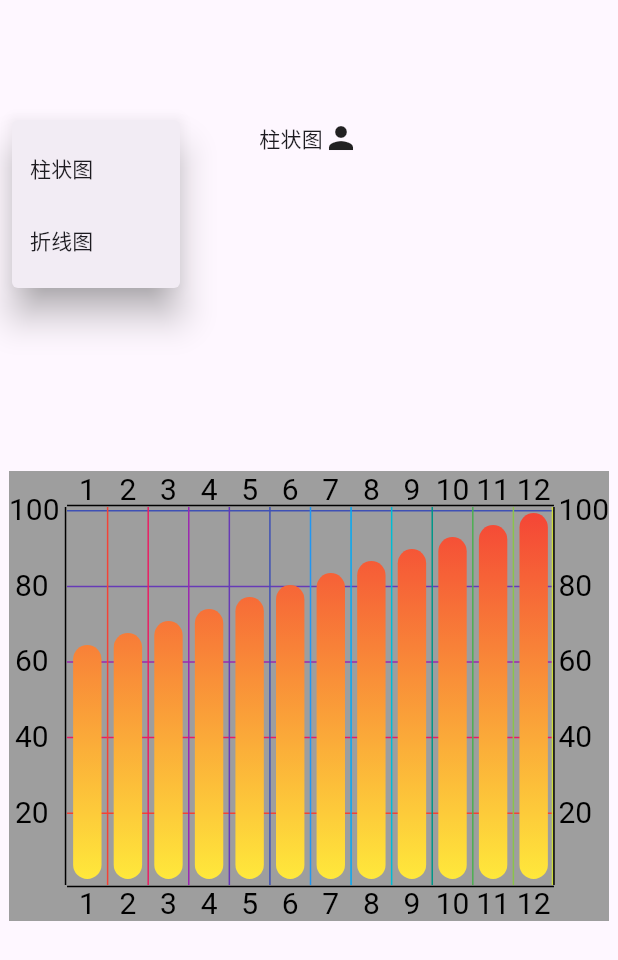
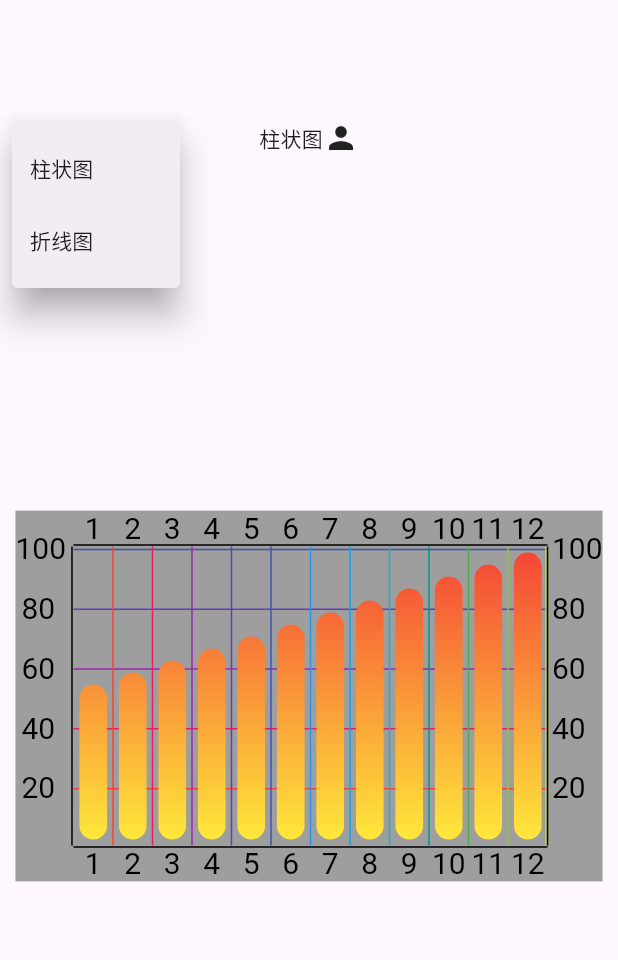
Before and after one commit to jdzAndroid/Jchart, a Flutter app: the screen it shows after launch, after a tap on "柱状图", on a phone screen of 412 x 824 dp. Shown: the top 960 px of the screen. Run offline on Flutter 3.47's test engine with Material 3 defaults, Android fonts, the phone set to English and light mode, and no system bars; our stand-ins replace get.

Commit message:
【开发中】【统一管理测试样例图表大小，方便后续增加新的图表测试】

```diff
--- a/lib/example/example_bar_chart.dart
+++ b/lib/example/example_bar_chart.dart
@@ -1,70 +1,64 @@
 import 'package:flutter/material.dart';
 import 'package:jchart/j_chart.dart';
 
-class ExampleBarChart extends StatelessWidget {
-  const ExampleBarChart({super.key});
+import 'example_chart_widget.dart';
+
+class ExampleBarChart extends BaseExampleChartWidget {
+  ExampleBarChart({super.key, required super.width, required super.height});
 
   @override
-  Widget build(BuildContext context) {
-    return Expanded(
-        child: Center(
-          child: SizedBox(
-            width: 400,
-            height: 300,
-            child: ColoredBox(
-              color: Colors.grey.shade500,
-              child: BaseChartWidget(
+  Widget buildChart(BuildContext context) {
+    return BaseChartWidget(
       xMin: 1,
       xMax: 12,
       yMin: 1,
       yMax: 100,
-                width: 400,
-                height: 300,
+      width: width,
+      height: height,
       xGridRender: BaseChartXGridRender(
           dataList: List.generate(
               5,
               (index) => BaseChartXGridData(
-                            value: 20.0 * (index+1),
-                            color: Colors.primaries[index])),
-                    style: ChartGlobalConfig.getXGridDefStyle()
-                      ..color = Colors.red),
+                  value: 20.0 * (index + 1), color: Colors.primaries[index])),
+          style: ChartGlobalConfig.getXGridDefStyle()..color = Colors.red),
       yGridRender: BaseChartYGridRender(
           dataList: List.generate(
-                        12, (index) => BaseChartYGridData(value: (index+1).toDouble(),
+              12,
+              (index) => BaseChartYGridData(
+                  value: (index + 1).toDouble(),
                   color: Colors.primaries[index])),
-                    style: ChartGlobalConfig.getYGridDefStyle()
-                      ..color = Colors.red),
+          style: ChartGlobalConfig.getYGridDefStyle()..color = Colors.red),
       leftScaleRender: BaseChartYScaleRender(
           dataList: List.generate(
               5,
               (index) => BaseYScaleData(
-                            value: 20.0 * (index+1),
-                            label: (20 * (index+1)).toString(),
-                            labelPadding: index==4?null:const EdgeInsets.only(left: 4))),
+                  value: 20.0 * (index + 1),
+                  label: (20 * (index + 1)).toString(),
+                  labelPadding:
+                      index == 4 ? null : const EdgeInsets.only(left: 4))),
           style: ChartGlobalConfig.getLeftScaleDefStyle()
             ..color = Colors.green
             ..labelAlign = Alignment.center
             ..showLabel = true
-                      ..labelPadding=const EdgeInsets.only(right: 4),
+            ..labelPadding = const EdgeInsets.only(right: 4),
           left: true),
       rightScaleRender: BaseChartYScaleRender(
           dataList: List.generate(
               5,
               (index) => BaseYScaleData(
-                            value: 20.0 * (index+1),
-                            label: (20 * (index+1)).toString())),
+                  value: 20.0 * (index + 1),
+                  label: (20 * (index + 1)).toString())),
           style: ChartGlobalConfig.getRightScaleDefStyle()
             ..color = Colors.green
             ..labelAlign = Alignment.center
             ..showLabel = true
-                      ..labelPadding=EdgeInsets.only(left: 2),
+            ..labelPadding = EdgeInsets.only(left: 2),
           left: false),
       bottomScaleRender: BaseChartXScaleRender(
           dataList: List.generate(
               12,
               (index) => BaseXScaleData(
-                            value: (index+1),
-                            label: ((index+1)).toString())),
+                  value: (index + 1), label: ((index + 1)).toString())),
           style: ChartGlobalConfig.getBottomScaleDefStyle()
             ..labelAlign = Alignment.center,
           top: false),
@@ -72,8 +66,7 @@ class ExampleBarChart extends StatelessWidget {
           dataList: List.generate(
               12,
               (index) => BaseXScaleData(
-                            value: (index+1.0),
-                            label: ((index+1)).toString())),
+                  value: (index + 1.0), label: ((index + 1)).toString())),
           style: ChartGlobalConfig.getTopScaleDefStyle()
             ..labelAlign = Alignment.center,
           top: true),
@@ -88,16 +81,13 @@ class ExampleBarChart extends StatelessWidget {
             dataList: List.generate(
                 12,
                 (index) => BarChartData(
-                              xValue: (index+1).toDouble(),
+                    xValue: (index + 1).toDouble(),
                     startValue: 1,
-                              endValue: (index+1) * 8,
+                    endValue: (index + 1) * 8,
                     topRadius: const Radius.circular(16),
                     bottomRadius: const Radius.circular(16),
                     radius: 0.7)))
       ],
-              ),
-            ),
-          ),
-        ));
+    );
   }
 }
--- /dev/null
+++ b/lib/example/example_chart_widget.dart
@@ -0,0 +1,28 @@
+import 'package:flutter/material.dart';
+
+abstract class BaseExampleChartWidget extends StatelessWidget {
+  double width;
+  double height;
+
+  BaseExampleChartWidget(
+      {super.key,
+      required this.width,
+      required this.height});
+
+  Widget buildChart(BuildContext context);
+
+  @override
+  Widget build(BuildContext context) {
+    return Expanded(
+        child: Center(
+      child: SizedBox(
+        width: width,
+        height: height,
+        child: ColoredBox(
+          color: Colors.grey.shade500,
+          child: buildChart(context),
+        ),
+      ),
+    ));
+  }
+}
--- a/lib/main.dart
+++ b/lib/main.dart
@@ -19,27 +19,16 @@ class PopMenuType {
 }
 
 class MyApp extends StatelessWidget {
-  final List<PopMenuType> menuList = List.empty(growable: true);
-  Rx<int> selIndex = 0.obs;
+  double cWidth = 0;
+  double cHeight = 0;
 
-  MyApp({super.key}) {
-    menuList.add(PopMenuType(
-        title: "柱状图",
-        gW: (ctx) => const Text("柱状图"),
-        getContent: (ctx) {
-          return const ExampleBarChart();
-        }));
-    menuList.add(PopMenuType(
-        title: "折线图",
-        gW: (ctx) => const Text("折线图"),
-        getContent: (ctx) {
-          return const ExampleLineChart();
-        }));
-  }
+  MyApp({super.key}) {}
 
   // This widget is the root of your application.
   @override
   Widget build(BuildContext context) {
+    cWidth = MediaQuery.of(context).size.width * 0.95;
+    cHeight = MediaQuery.of(context).size.height * 0.3;
     return MaterialApp(
       title: 'Flutter Demo',
       theme: ThemeData(
@@ -47,7 +36,45 @@ class MyApp extends StatelessWidget {
         useMaterial3: true,
       ),
       home: Scaffold(
-        body: Column(
+        body: HomeBodyWidget(
+          width: cWidth,
+          height: cHeight,
+        ),
+      ),
+    );
+  }
+}
+
+class HomeBodyWidget extends StatelessWidget {
+  double width;
+  double height;
+  final List<PopMenuType> menuList = List.empty(growable: true);
+  Rx<int> selIndex = 0.obs;
+
+  HomeBodyWidget({super.key, required this.width, required this.height}) {
+    menuList.add(PopMenuType(
+        title: "柱状图",
+        gW: (ctx) => const Text("柱状图"),
+        getContent: (ctx) {
+          return ExampleBarChart(
+            width: width,
+            height: height,
+          );
+        }));
+    menuList.add(PopMenuType(
+        title: "折线图",
+        gW: (ctx) => const Text("折线图"),
+        getContent: (ctx) {
+          return ExampleLineChart(
+            width: width,
+            height: height,
+          );
+        }));
+  }
+
+  @override
+  Widget build(BuildContext context) {
+    return Column(
       mainAxisSize: MainAxisSize.max,
       children: [
         const SizedBox(
@@ -58,12 +85,12 @@ class MyApp extends StatelessWidget {
           position: PopupMenuPosition.over,
           itemBuilder: (BuildContext context) {
             List<PopupMenuItem> list = [];
-                for (int index=0;index<menuList.length;index++) {
-                  PopMenuType element=menuList[index];
+            for (int index = 0; index < menuList.length; index++) {
+              PopMenuType element = menuList[index];
               list.add(PopupMenuItem(
                 child: element.gW(context),
                 onTap: () {
-                      selIndex.value=index;
+                  selIndex.value = index;
                 },
               ));
             }
@@ -86,8 +113,6 @@ class MyApp extends StatelessWidget {
         ),
         Obx(() => menuList[selIndex.value].getContent(context))
       ],
-        ),
-      ),
     );
   }
 }
```
Also changed, not shown: lib/example/example_line_chart.dart (+31 -43 lines), pubspec.lock. Lines whose indentation alone changed are shown as unchanged.
